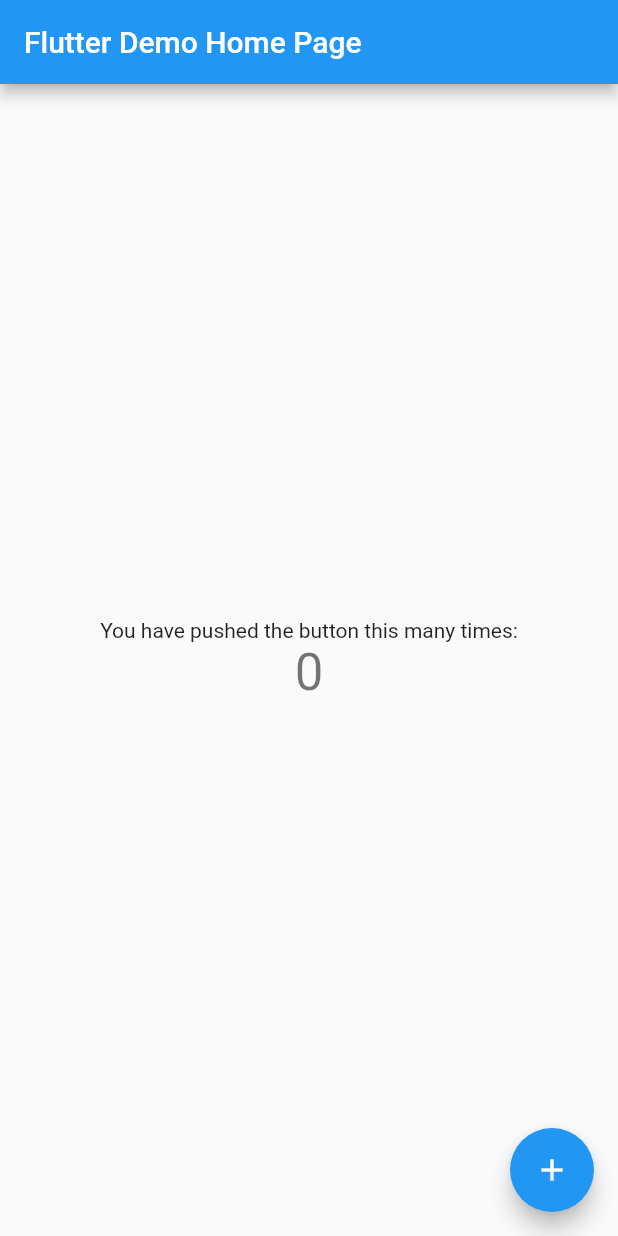
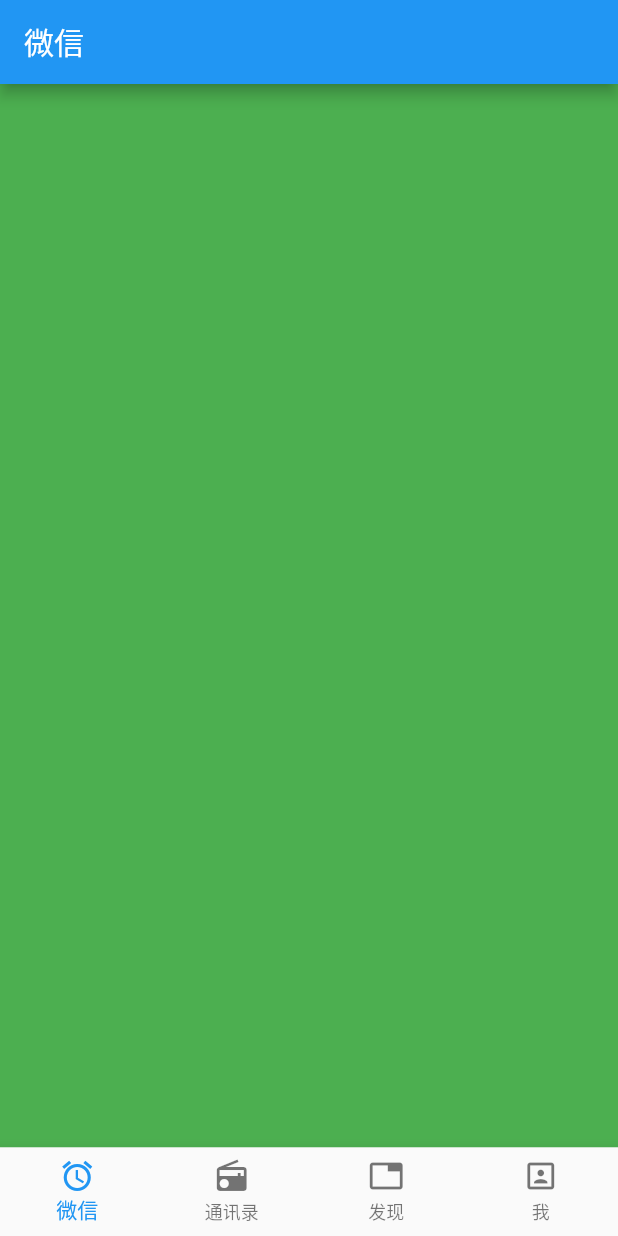
Before and after one commit to snowBerger/wechat, a Flutter app: the screen it shows after launch, on a phone screen of 412 x 824 dp. Run offline on Flutter 3.47's test engine with Material 2 defaults, Android fonts, the phone set to English and light mode, and no system bars.

Commit message:
update 01

```diff
--- /dev/null
+++ b/lib/home/home_screen.dart
@@ -0,0 +1,77 @@
+import 'package:flutter/material.dart';
+
+class NavigationIconView {
+  final String _title;
+  final Widget _icon;
+  final Widget _activeIcon;
+  final BottomNavigationBarItem item;
+
+  NavigationIconView({Key key, String title, Widget icon, Widget activeIcon}) :
+    _title = title,
+    _icon = icon,
+    _activeIcon = activeIcon,
+    item = new BottomNavigationBarItem(
+      title: Text(title),
+      icon: icon,
+      activeIcon: activeIcon,
+      backgroundColor: Colors.white
+    );
+}
+
+class HomeScreen extends StatefulWidget {
+  _HomeScreenState createState() => _HomeScreenState();
+}
+
+class _HomeScreenState extends State<HomeScreen> {
+  List<NavigationIconView> _navigationViews;
+
+  void initState() {
+    super.initState();
+    _navigationViews = [
+      NavigationIconView(
+        title: '微信',
+        icon: Icon(Icons.ac_unit),
+        activeIcon: Icon(Icons.access_alarm)
+      ),
+      NavigationIconView(
+        title: '通讯录',
+        icon: Icon(Icons.radio),
+        activeIcon: Icon(Icons.rate_review)
+      ),
+      NavigationIconView(
+        title: '发现',
+        icon: Icon(Icons.tab),
+        activeIcon: Icon(Icons.tab_unselected)
+      ),
+      NavigationIconView(
+        title: '我',
+        icon: Icon(Icons.portrait),
+        activeIcon: Icon(Icons.power)
+      ),
+    ];
+  }
+
+  @override
+  Widget build(BuildContext context) {
+    final BottomNavigationBar botNavBar = BottomNavigationBar(
+      items: _navigationViews.map((NavigationIconView view) {
+        return view.item;
+      }).toList(),
+      currentIndex: 0,
+      type: BottomNavigationBarType.fixed,
+      onTap: (int index) {
+        print('当前点击的是第$index个Tab');
+      },
+    );
+
+    return Scaffold(
+      appBar: AppBar(
+        title: Text('微信'),
+      ),
+      body: Container(
+        color: Colors.green,
+      ),
+      bottomNavigationBar: botNavBar,
+    );
+  }
+}
--- a/lib/main.dart
+++ b/lib/main.dart
@@ -1,111 +1,7 @@
 import 'package:flutter/material.dart';
+import './home/home_screen.dart';
 
-void main() => runApp(MyApp());
-
-class MyApp extends StatelessWidget {
-  // This widget is the root of your application.
-  @override
-  Widget build(BuildContext context) {
-    return MaterialApp(
-      title: 'Flutter Demo',
-      theme: ThemeData(
-        // This is the theme of your application.
-        //
-        // Try running your application with "flutter run". You'll see the
-        // application has a blue toolbar. Then, without quitting the app, try
-        // changing the primarySwatch below to Colors.green and then invoke
-        // "hot reload" (press "r" in the console where you ran "flutter run",
-        // or simply save your changes to "hot reload" in a Flutter IDE).
-        // Notice that the counter didn't reset back to zero; the application
-        // is not restarted.
-        primarySwatch: Colors.blue,
-      ),
-      home: MyHomePage(title: 'Flutter Demo Home Page'),
-    );
-  }
-}
-
-class MyHomePage extends StatefulWidget {
-  MyHomePage({Key key, this.title}) : super(key: key);
-
-  // This widget is the home page of your application. It is stateful, meaning
-  // that it has a State object (defined below) that contains fields that affect
-  // how it looks.
-
-  // This class is the configuration for the state. It holds the values (in this
-  // case the title) provided by the parent (in this case the App widget) and
-  // used by the build method of the State. Fields in a Widget subclass are
-  // always marked "final".
-
-  final String title;
-
-  @override
-  _MyHomePageState createState() => _MyHomePageState();
-}
-
-class _MyHomePageState extends State<MyHomePage> {
-  int _counter = 0;
-
-  void _incrementCounter() {
-    setState(() {
-      // This call to setState tells the Flutter framework that something has
-      // changed in this State, which causes it to rerun the build method below
-      // so that the display can reflect the updated values. If we changed
-      // _counter without calling setState(), then the build method would not be
-      // called again, and so nothing would appear to happen.
-      _counter++;
-    });
-  }
-
-  @override
-  Widget build(BuildContext context) {
-    // This method is rerun every time setState is called, for instance as done
-    // by the _incrementCounter method above.
-    //
-    // The Flutter framework has been optimized to make rerunning build methods
-    // fast, so that you can just rebuild anything that needs updating rather
-    // than having to individually change instances of widgets.
-    return Scaffold(
-      appBar: AppBar(
-        // Here we take the value from the MyHomePage object that was created by
-        // the App.build method, and use it to set our appbar title.
-        title: Text(widget.title),
-      ),
-      body: Center(
-        // Center is a layout widget. It takes a single child and positions it
-        // in the middle of the parent.
-        child: Column(
-          // Column is also layout widget. It takes a list of children and
-          // arranges them vertically. By default, it sizes itself to fit its
-          // children horizontally, and tries to be as tall as its parent.
-          //
-          // Invoke "debug painting" (press "p" in the console, choose the
-          // "Toggle Debug Paint" action from the Flutter Inspector in Android
-          // Studio, or the "Toggle Debug Paint" command in Visual Studio Code)
-          // to see the wireframe for each widget.
-          //
-          // Column has various properties to control how it sizes itself and
-          // how it positions its children. Here we use mainAxisAlignment to
-          // center the children vertically; the main axis here is the vertical
-          // axis because Columns are vertical (the cross axis would be
-          // horizontal).
-          mainAxisAlignment: MainAxisAlignment.center,
-          children: <Widget>[
-            Text(
-              'You have pushed the button this many times:',
-            ),
-            Text(
-              '$_counter',
-              style: Theme.of(context).textTheme.display1,
-            ),
-          ],
-        ),
-      ),
-      floatingActionButton: FloatingActionButton(
-        onPressed: _incrementCounter,
-        tooltip: 'Increment',
-        child: Icon(Icons.add),
-      ), // This trailing comma makes auto-formatting nicer for build methods.
-    );
-  }
-}
+void main() => runApp(MaterialApp(
+  title: '微信',
+  home: HomeScreen()
+));
```
Also changed, not shown: 1 other file.
